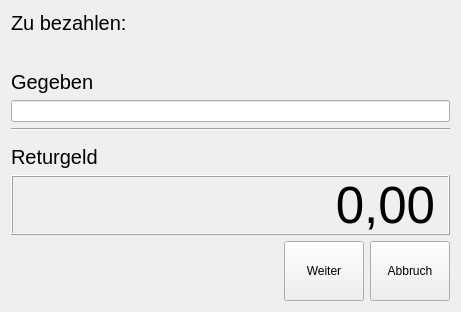
Qt form src/ui/givendialog.ui (DatabasesWorks/QRK-Cash-Register) before a commit.
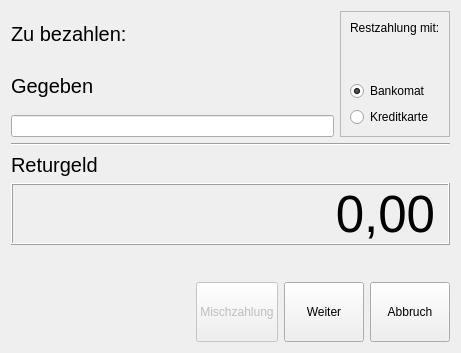
The same form after that commit. Icons and pictures are not drawn. Custom widgets are drawn as their Qt base class.

Patch:
```diff
--- a/src/ui/givendialog.ui
+++ b/src/ui/givendialog.ui
@@ -7,77 +7,20 @@
     <x>0</x>
     <y>0</y>
     <width>461</width>
-    <height>312</height>
+    <height>353</height>
    </rect>
   </property>
   <property name="windowTitle">
    <string>Form</string>
   </property>
-  <layout class="QHBoxLayout" name="horizontalLayout_2">
+  <layout class="QVBoxLayout" name="verticalLayout_3">
    <item>
-    <layout class="QVBoxLayout" name="verticalLayout">
-     <item>
-      <widget class="QLabel" name="toPayLabel">
-       <property name="font">
-        <font>
-         <pointsize>15</pointsize>
-        </font>
-       </property>
-       <property name="text">
-        <string>Zu bezahlen: </string>
-       </property>
-      </widget>
-     </item>
-     <item>
-      <spacer name="verticalSpacer_2">
-       <property name="orientation">
-        <enum>Qt::Vertical</enum>
-       </property>
-       <property name="sizeHint" stdset="0">
-        <size>
-         <width>20</width>
-         <height>40</height>
-        </size>
-       </property>
-      </spacer>
-     </item>
-     <item>
-      <widget class="QLabel" name="label_2">
-       <property name="font">
-        <font>
-         <pointsize>15</pointsize>
-        </font>
-       </property>
-       <property name="text">
-        <string>Gegeben</string>
-       </property>
-      </widget>
-     </item>
-     <item>
-      <widget class="QLineEdit" name="givenEdit"/>
-     </item>
-     <item>
-      <widget class="Line" name="line">
-       <property name="orientation">
-        <enum>Qt::Horizontal</enum>
-       </property>
-      </widget>
-     </item>
-     <item>
-      <spacer name="verticalSpacer">
-       <property name="orientation">
-        <enum>Qt::Vertical</enum>
-       </property>
-       <property name="sizeHint" stdset="0">
-        <size>
-         <width>363</width>
-         <height>19</height>
-        </size>
-       </property>
-      </spacer>
-     </item>
-     <item>
+    <layout class="QGridLayout" name="gridLayout">
+     <item row="4" column="0">
       <widget class="QLabel" name="label">
+       <property name="enabled">
+        <bool>true</bool>
+       </property>
        <property name="font">
         <font>
          <pointsize>15</pointsize>
@@ -88,37 +31,7 @@
        </property>
       </widget>
      </item>
-     <item>
-      <widget class="QLabel" name="lcdNumber">
-       <property name="minimumSize">
-        <size>
-         <width>0</width>
-         <height>60</height>
-        </size>
-       </property>
-       <property name="font">
-        <font>
-         <pointsize>38</pointsize>
-        </font>
-       </property>
-       <property name="frameShape">
-        <enum>QFrame::Box</enum>
-       </property>
-       <property name="frameShadow">
-        <enum>QFrame::Raised</enum>
-       </property>
-       <property name="text">
-        <string>0,00</string>
-       </property>
-       <property name="scaledContents">
-        <bool>false</bool>
-       </property>
-       <property name="alignment">
-        <set>Qt::AlignRight|Qt::AlignTrailing|Qt::AlignVCenter</set>
-       </property>
-      </widget>
-     </item>
-     <item>
+     <item row="8" column="0" colspan="2">
       <layout class="QHBoxLayout" name="horizontalLayout">
        <item>
         <spacer name="horizontalSpacer">
@@ -134,7 +47,33 @@
         </spacer>
        </item>
        <item>
-        <widget class="QrkPushButton" name="pushButton">
+        <widget class="QPushButton" name="mixedButton">
+         <property name="enabled">
+          <bool>false</bool>
+         </property>
+         <property name="minimumSize">
+          <size>
+           <width>0</width>
+           <height>60</height>
+          </size>
+         </property>
+         <property name="text">
+          <string>Mischzahlung</string>
+         </property>
+         <property name="icon">
+          <iconset resource="../../qrk.qrc">
+           <normaloff>:/src/icons/paymentmodes48.png</normaloff>:/src/icons/paymentmodes48.png</iconset>
+         </property>
+         <property name="iconSize">
+          <size>
+           <width>32</width>
+           <height>32</height>
+          </size>
+         </property>
+        </widget>
+       </item>
+       <item>
+        <widget class="QrkPushButton" name="finishButton">
          <property name="minimumSize">
           <size>
            <width>0</width>
@@ -181,6 +120,143 @@
        </item>
       </layout>
      </item>
+     <item row="0" column="0">
+      <widget class="QLabel" name="toPayLabel">
+       <property name="font">
+        <font>
+         <pointsize>15</pointsize>
+        </font>
+       </property>
+       <property name="text">
+        <string>Zu bezahlen: </string>
+       </property>
+      </widget>
+     </item>
+     <item row="6" column="0">
+      <widget class="QLabel" name="mixTypeLabel">
+       <property name="text">
+        <string/>
+       </property>
+      </widget>
+     </item>
+     <item row="0" column="1" rowspan="3">
+      <widget class="QFrame" name="mixedFrame">
+       <property name="frameShape">
+        <enum>QFrame::StyledPanel</enum>
+       </property>
+       <property name="frameShadow">
+        <enum>QFrame::Raised</enum>
+       </property>
+       <layout class="QVBoxLayout" name="verticalLayout_2">
+        <item>
+         <layout class="QVBoxLayout" name="verticalLayout">
+          <item>
+           <widget class="QLabel" name="label_3">
+            <property name="text">
+             <string>Restzahlung mit:</string>
+            </property>
+           </widget>
+          </item>
+          <item>
+           <spacer name="verticalSpacer">
+            <property name="orientation">
+             <enum>Qt::Vertical</enum>
+            </property>
+            <property name="sizeHint" stdset="0">
+             <size>
+              <width>20</width>
+              <height>40</height>
+             </size>
+            </property>
+           </spacer>
+          </item>
+          <item>
+           <widget class="QRadioButton" name="debitCard">
+            <property name="text">
+             <string>Bankomat</string>
+            </property>
+            <property name="checked">
+             <bool>true</bool>
+            </property>
+            <attribute name="buttonGroup">
+             <string notr="true">buttonGroup</string>
+            </attribute>
+           </widget>
+          </item>
+          <item>
+           <widget class="QRadioButton" name="creditCard">
+            <property name="text">
+             <string>Kreditkarte</string>
+            </property>
+            <attribute name="buttonGroup">
+             <string notr="true">buttonGroup</string>
+            </attribute>
+           </widget>
+          </item>
+         </layout>
+        </item>
+       </layout>
+      </widget>
+     </item>
+     <item row="3" column="0" colspan="2">
+      <widget class="Line" name="line">
+       <property name="orientation">
+        <enum>Qt::Horizontal</enum>
+       </property>
+      </widget>
+     </item>
+     <item row="1" column="0">
+      <widget class="QLabel" name="label_2">
+       <property name="font">
+        <font>
+         <pointsize>15</pointsize>
+        </font>
+       </property>
+       <property name="text">
+        <string>Gegeben</string>
+       </property>
+      </widget>
+     </item>
+     <item row="2" column="0">
+      <widget class="QLineEdit" name="givenEdit"/>
+     </item>
+     <item row="5" column="0" colspan="2">
+      <widget class="QLabel" name="lcdNumber">
+       <property name="minimumSize">
+        <size>
+         <width>0</width>
+         <height>60</height>
+        </size>
+       </property>
+       <property name="font">
+        <font>
+         <pointsize>38</pointsize>
+        </font>
+       </property>
+       <property name="frameShape">
+        <enum>QFrame::Box</enum>
+       </property>
+       <property name="frameShadow">
+        <enum>QFrame::Raised</enum>
+       </property>
+       <property name="text">
+        <string>0,00</string>
+       </property>
+       <property name="scaledContents">
+        <bool>false</bool>
+       </property>
+       <property name="alignment">
+        <set>Qt::AlignRight|Qt::AlignTrailing|Qt::AlignVCenter</set>
+       </property>
+      </widget>
+     </item>
+     <item row="6" column="1">
+      <widget class="QLabel" name="mixedCashLabel">
+       <property name="text">
+        <string/>
+       </property>
+      </widget>
+     </item>
     </layout>
    </item>
   </layout>
```
Left out of the diff: 16 changed lines with no effect on the pictures.
